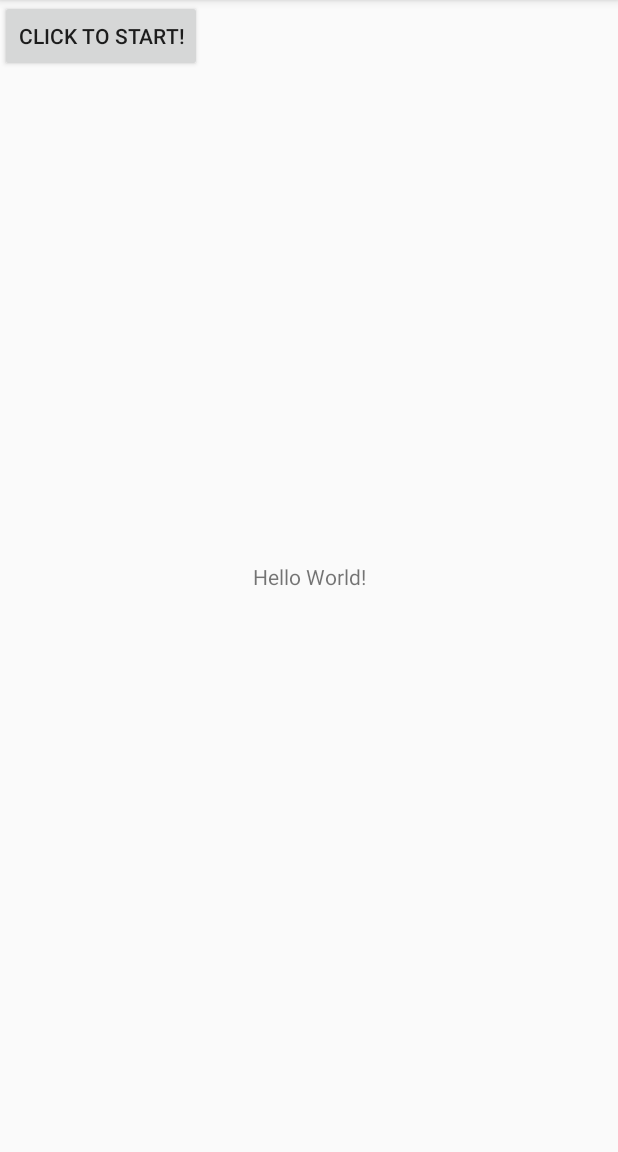
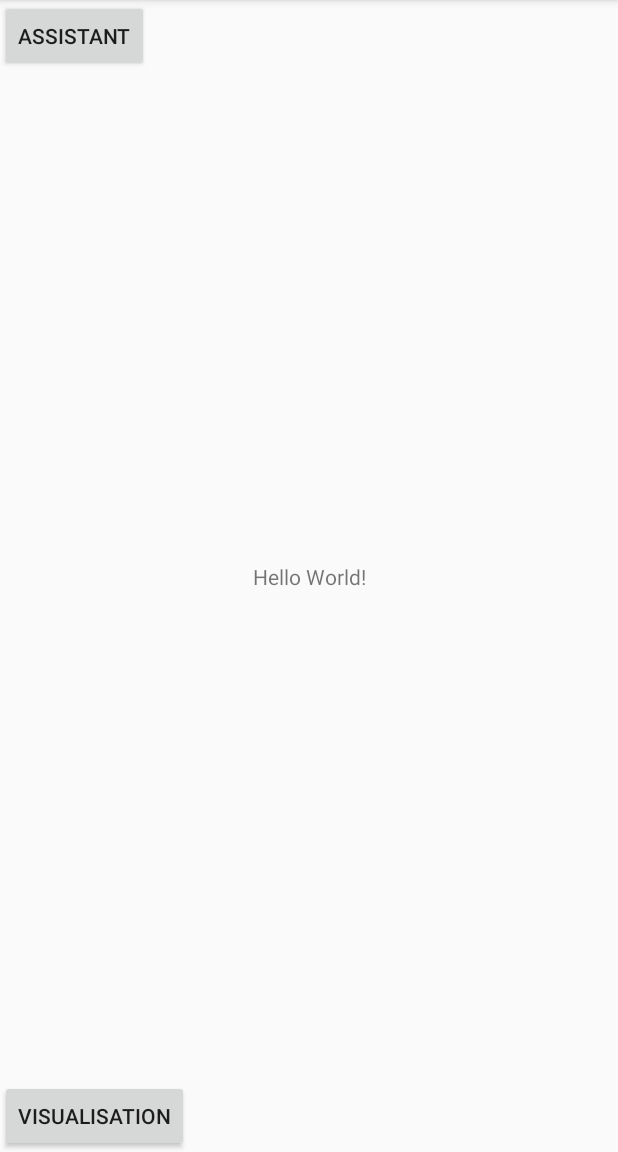
Before and after one commit to jkwok678/TalentHackBanking, an Android app: the screen it shows after launch (MainActivity), on a phone screen of 412 x 824 dp, the part 84-1236 px from its top. Run offline under Robolectric (Android 15) with nearby library versions, the phone set to English and light mode, and no system bars.

Commit message:
Added 2nd screan schowcasing visualisation

```diff
--- a/app/build.gradle
+++ b/app/build.gradle
@@ -29,5 +29,6 @@ dependencies {
     testImplementation 'junit:junit:4.12'
     androidTestImplementation 'androidx.test.ext:junit:1.1.1'
     androidTestImplementation 'androidx.test.espresso:espresso-core:3.2.0'
+    implementation 'com.github.PhilJay:MPAndroidChart:v3.1.0'
 
 }
--- a/app/src/main/AndroidManifest.xml
+++ b/app/src/main/AndroidManifest.xml
@@ -16,7 +16,8 @@
                 <category android:name="android.intent.category.LAUNCHER" />
             </intent-filter>
         </activity>
-        <activity android:name=".assistantActivity" />
+        <activity android:name=".AssistantActivity" />
+        <activity android:name=".BreakdownActivity" />
     </application>
 
 </manifest>
--- a/app/src/main/java/com/example/talenthackbanking/assistantActivity.java
+++ b/app/src/main/java/com/example/talenthackbanking/AssistantActivity.java
@@ -11,7 +11,7 @@ import androidx.appcompat.app.AppCompatActivity;
 import java.util.HashMap;
 import java.util.Map;
 
-public class assistantActivity extends AppCompatActivity {
+public class AssistantActivity extends AppCompatActivity {
     static int counter = 0;
 
     @Override
--- a/app/src/main/java/com/example/talenthackbanking/MainActivity.java
+++ b/app/src/main/java/com/example/talenthackbanking/MainActivity.java
@@ -19,10 +19,18 @@ public class MainActivity extends AppCompatActivity {
         super.onCreate(savedInstanceState);
         setContentView(R.layout.activity_main);
 
-        final Button button = findViewById(R.id.start);
+        final Button button = findViewById(R.id.goAssist);
         button.setOnClickListener(new View.OnClickListener() {
             public void onClick(View v) {
-                startActivity(new Intent(MainActivity.this, assistantActivity.class));
+                startActivity(new Intent(MainActivity.this, AssistantActivity.class));
+                // Code here executes on main thread after user presses button
+            }
+        });
+
+        final Button button2 = findViewById(R.id.goVisualise);
+        button2.setOnClickListener(new View.OnClickListener() {
+            public void onClick(View c) {
+                startActivity(new Intent(MainActivity.this, BreakdownActivity.class));
                 // Code here executes on main thread after user presses button
             }
         });
--- a/app/src/main/res/layout/activity_main.xml
+++ b/app/src/main/res/layout/activity_main.xml
@@ -17,11 +17,19 @@
         app:layout_constraintTop_toTopOf="parent" />
 
     <Button
-        android:id="@+id/start"
+        android:id="@+id/goAssist"
         android:layout_width="wrap_content"
         android:layout_height="wrap_content"
-        android:text="Click to start!"
+        android:text="Assistant"
         app:layout_constraintTop_toTopOf="parent"
         tools:layout_editor_absoluteX="161dp" />
 
+    <Button
+        android:id="@+id/goVisualise"
+        android:layout_width="wrap_content"
+        android:layout_height="wrap_content"
+        android:text="Visualisation"
+        app:layout_constraintBottom_toBottomOf="parent"
+        tools:layout_editor_absoluteX="151dp" />
+
 </androidx.constraintlayout.widget.ConstraintLayout>
--- a/build.gradle
+++ b/build.gradle
@@ -3,6 +3,7 @@ buildscript {
     repositories {
         google()
         jcenter()
+        maven { url 'https://jitpack.io' }
     }
     dependencies {
         classpath "com.android.tools.build:gradle:4.0.0"
@@ -16,6 +17,7 @@ allprojects {
     repositories {
         google()
         jcenter()
+        maven { url 'https://jitpack.io' }
     }
 }
 
```
Also changed, not shown: app/src/main/java/com/example/talenthackbanking/BreakdownActivity.java (+44 -1 lines), app/src/main/res/layout/assistant_screen.xml (+19 -14 lines), app/src/main/res/layout/breakdown_screen.xml (added, +15 -0 lines), app/src/main/res/drawable/einstein.png (added).
